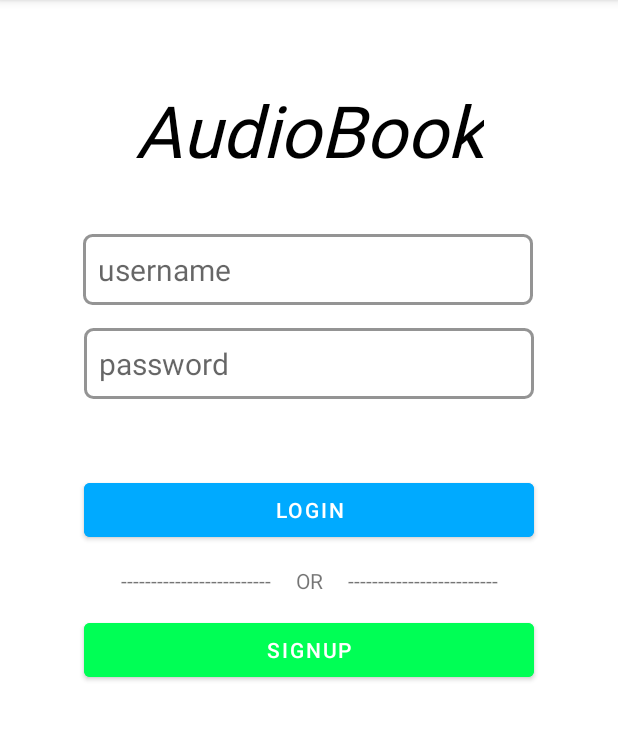
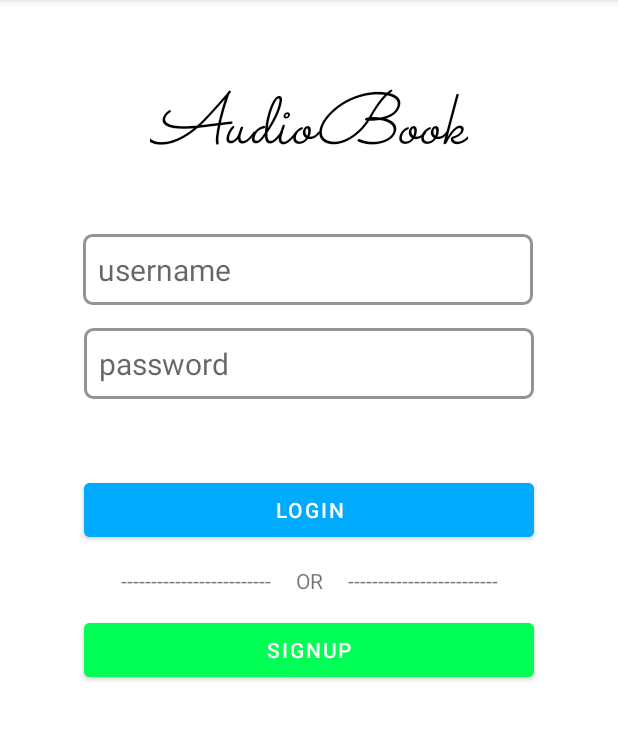
Before and after one commit to Autiobook/Autiobook, an Android app: the screen it shows after launch (LoginActivity), on a phone screen of 412 x 824 dp, the part 84-824 px from its top. Run offline under Robolectric (Android 15) with nearby library versions, the phone set to English and light mode, and no system bars; libraries missing offline, so code that uses them is left out: com.parse; 1 statement that could not run was skipped.

Commit message:
home screen styling

```diff
--- a/app/src/main/res/layout/activity_login.xml
+++ b/app/src/main/res/layout/activity_login.xml
@@ -69,7 +69,7 @@
         android:id="@+id/textView"
         android:layout_width="wrap_content"
         android:layout_height="wrap_content"
-        android:fontFamily="@font/sacramento"
+        android:fontFamily="@font/Sacramento"
         android:text="AudioBook"
         android:textColor="#000000"
         android:textSize="48sp"
```
Also changed, not shown: app/src/main/res/font/Sacramento.ttf (added).
